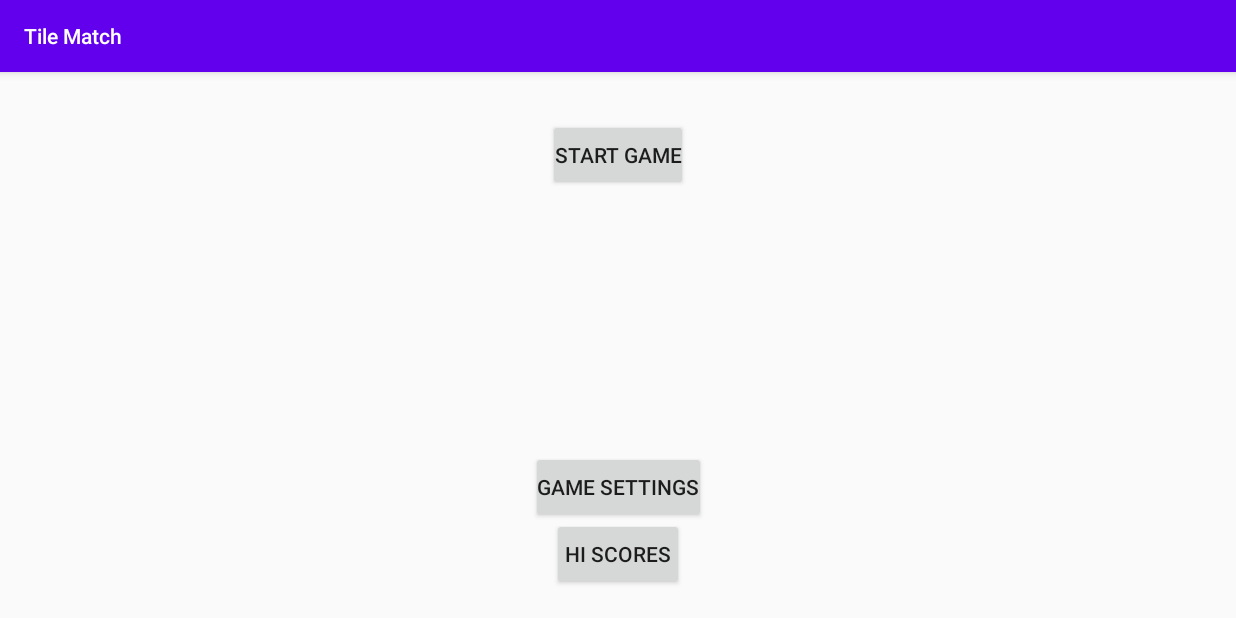
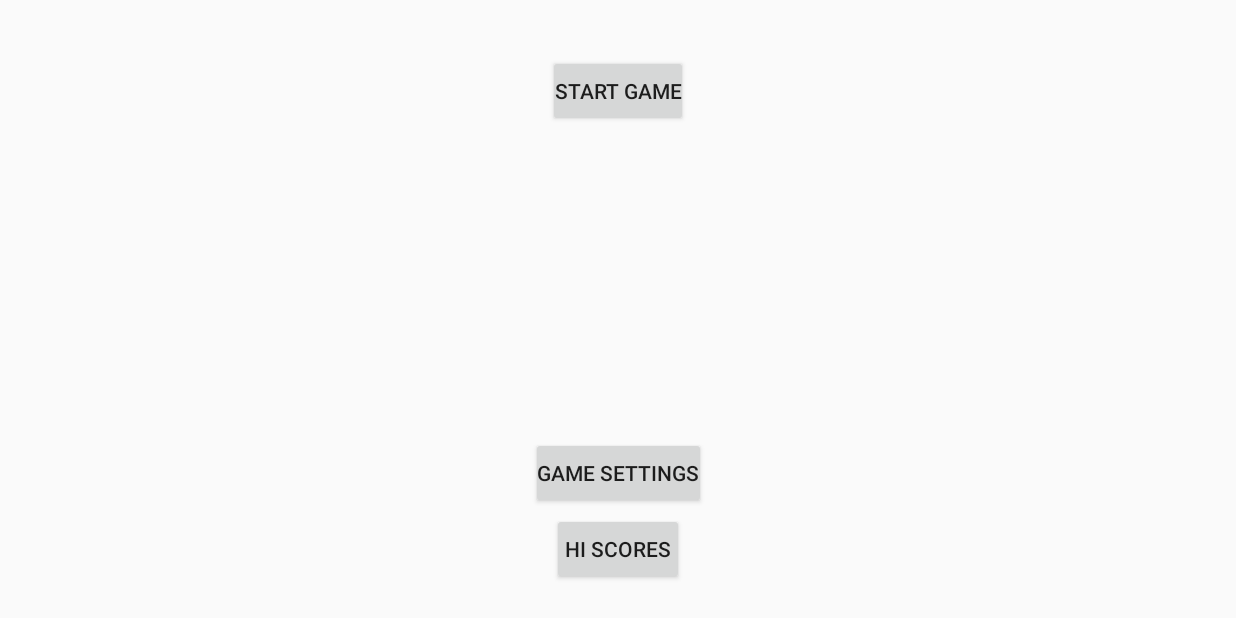
Before and after one commit to ddc-java-13/tile-match, an Android app: the screen it shows after launch (MainActivity), on a phone screen of 824 x 412 dp (held sideways). Run offline under Robolectric (Android 15) with nearby library versions, the phone set to English and light mode, and no system bars; our stand-ins replace Picasso, Room's generated code, RxJava; libraries missing offline, so code that uses them is left out: com.facebook.stetho; pictures from the network do not load; 1 statement that could not run was skipped.

Commit message:
layout (mostly) fixed, needs some adjustments.

```diff
--- a/app/src/main/AndroidManifest.xml
+++ b/app/src/main/AndroidManifest.xml
@@ -2,6 +2,8 @@
 <manifest xmlns:android="http://schemas.android.com/apk/res/android"
   xmlns:tools="http://schemas.android.com/tools"
   package="edu.cnm.deepdive.tilematch">
+
+
 
   <uses-permission android:name="android.permission.INTERNET"/>
 
@@ -12,9 +14,10 @@
     android:name=".TileMatchApplication"
     android:roundIcon="@mipmap/ic_launcher_round"
     android:supportsRtl="true"
-    android:theme="@style/AppTheme"
+    android:theme="@style/Theme.AppCompat.Light.NoActionBar"
     android:usesCleartextTraffic="true"
     tools:ignore="AllowBackup">
+
     <activity android:name=".controller.MainActivity"
       android:screenOrientation="landscape">
       <intent-filter>
--- a/app/src/main/java/edu/cnm/deepdive/tilematch/controller/MainActivity.java
+++ b/app/src/main/java/edu/cnm/deepdive/tilematch/controller/MainActivity.java
@@ -1,5 +1,6 @@
 package edu.cnm.deepdive.tilematch.controller;
 
+import android.view.WindowManager;
 import android.widget.ArrayAdapter;
 import android.widget.Button;
 import android.widget.ImageView;
@@ -18,8 +19,9 @@ public class MainActivity extends AppCompatActivity {
   @Override
   protected void onCreate(Bundle savedInstanceState) {
     super.onCreate(savedInstanceState);
-
     setContentView(R.layout.activity_main);
+    getWindow().setFlags(WindowManager.LayoutParams.FLAG_FULLSCREEN,
+        WindowManager.LayoutParams.FLAG_FULLSCREEN);
 
 
 
--- a/app/src/main/res/layout/fragment_home.xml
+++ b/app/src/main/res/layout/fragment_home.xml
@@ -42,4 +42,5 @@
     app:layout_constraintStart_toStartOf="parent"
     app:layout_constraintEnd_toEndOf="parent"
     app:layout_constraintVertical_bias=".94"/>
+
 </androidx.constraintlayout.widget.ConstraintLayout>
```
Also changed, not shown: app/src/main/java/edu/cnm/deepdive/tilematch/viewmodel/GameViewModel.java (deleted, +0 -13 lines), app/src/main/res/layout/item_gallery.xml (+4 -4 lines).
